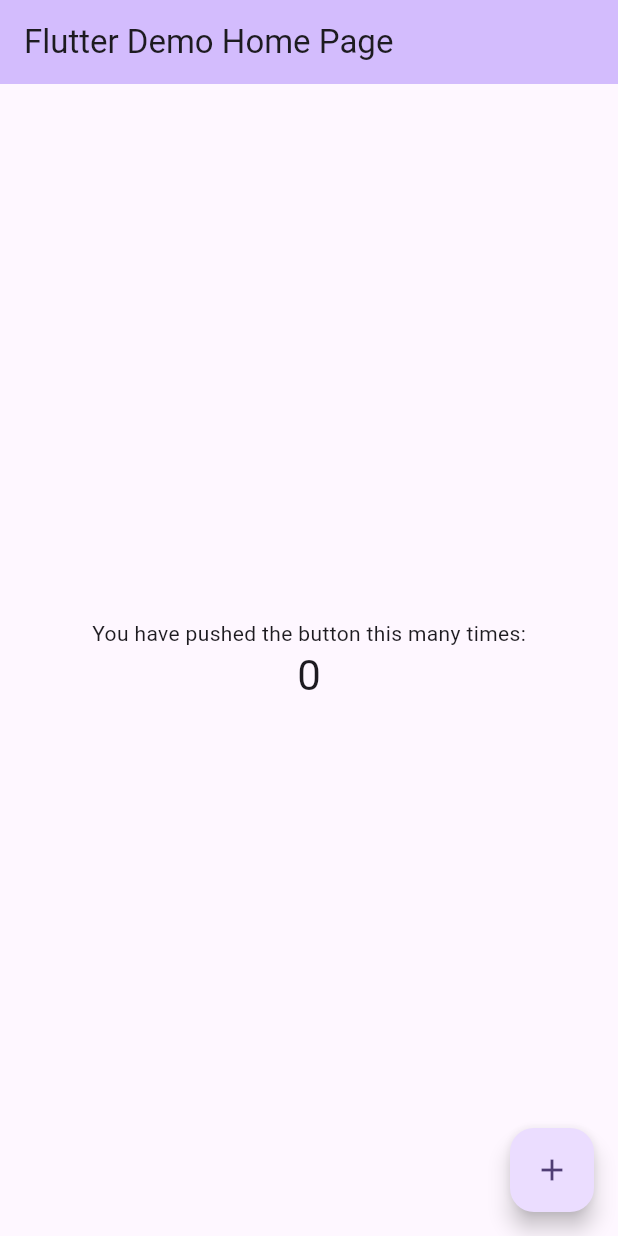
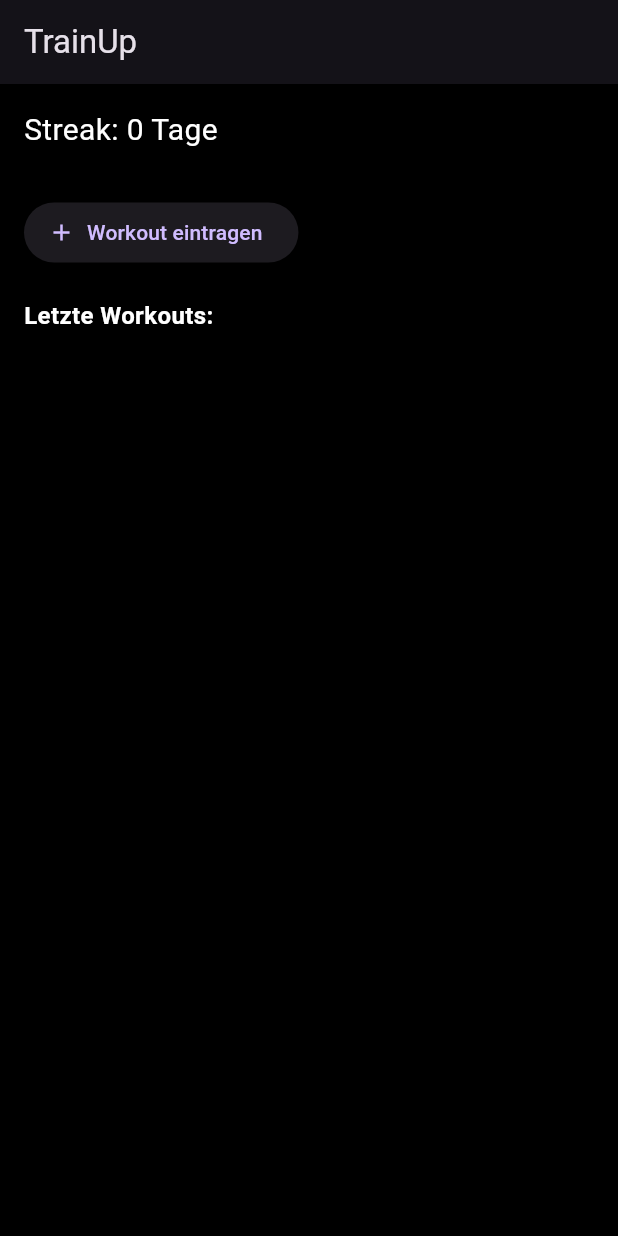
Before and after one commit to Timolus/TrainUp_flutter, a Flutter app: the screen it shows after launch, on a phone screen of 412 x 824 dp. Run offline on Flutter 3.47's test engine with Material 3 defaults, Android fonts, the phone set to English and light mode, and no system bars; our stand-ins replace flutter_local_notifications, shared_preferences.

Commit message:
TrainUp v0.1 with streak and basic UI

```diff
--- a/lib/main.dart
+++ b/lib/main.dart
@@ -1,122 +1,125 @@
+// TrainUp v0.1 – Flutter App
+// Funktionen: Workout-Eingabe, Kalorien-Tracking, Streak-System, einstellbare Benachrichtigungen, Wochen-/Monatsrückblick
+
 import 'package:flutter/material.dart';
+import 'package:shared_preferences/shared_preferences.dart';
+import 'package:flutter_local_notifications/flutter_local_notifications.dart';
+import 'package:intl/intl.dart';
 
-void main() {
-  runApp(const MyApp());
-}
+void main() => runApp(const TrainUpApp());
 
-class MyApp extends StatelessWidget {
-  const MyApp({super.key});
+class TrainUpApp extends StatelessWidget {
+  const TrainUpApp({super.key});
 
-  // This widget is the root of your application.
   @override
   Widget build(BuildContext context) {
     return MaterialApp(
-      title: 'Flutter Demo',
-      theme: ThemeData(
-        // This is the theme of your application.
-        //
-        // TRY THIS: Try running your application with "flutter run". You'll see
-        // the application has a purple toolbar. Then, without quitting the app,
-        // try changing the seedColor in the colorScheme below to Colors.green
-        // and then invoke "hot reload" (save your changes or press the "hot
-        // reload" button in a Flutter-supported IDE, or press "r" if you used
-        // the command line to start the app).
-        //
-        // Notice that the counter didn't reset back to zero; the application
-        // state is not lost during the reload. To reset the state, use hot
-        // restart instead.
-        //
-        // This works for code too, not just values: Most code changes can be
-        // tested with just a hot reload.
-        colorScheme: ColorScheme.fromSeed(seedColor: Colors.deepPurple),
+      title: 'TrainUp',
+      theme: ThemeData.dark().copyWith(
+        primaryColor: Colors.green,
+        scaffoldBackgroundColor: Colors.black,
+        textTheme: const TextTheme(bodyMedium: TextStyle(fontSize: 16)),
       ),
-      home: const MyHomePage(title: 'Flutter Demo Home Page'),
+      home: const HomePage(),
     );
   }
 }
 
-class MyHomePage extends StatefulWidget {
-  const MyHomePage({super.key, required this.title});
-
-  // This widget is the home page of your application. It is stateful, meaning
-  // that it has a State object (defined below) that contains fields that affect
-  // how it looks.
-
-  // This class is the configuration for the state. It holds the values (in this
-  // case the title) provided by the parent (in this case the App widget) and
-  // used by the build method of the State. Fields in a Widget subclass are
-  // always marked "final".
-
-  final String title;
+class HomePage extends StatefulWidget {
+  const HomePage({super.key});
 
   @override
-  State<MyHomePage> createState() => _MyHomePageState();
+  State<HomePage> createState() => _HomePageState();
 }
 
-class _MyHomePageState extends State<MyHomePage> {
-  int _counter = 0;
+class _HomePageState extends State<HomePage> {
+  final _workouts = <String>[];
+  int _streak = 0;
+  DateTime? _lastWorkout;
 
-  void _incrementCounter() {
+  final _prefs = SharedPreferences.getInstance();
+
+  @override
+  void initState() {
+    super.initState();
+    _loadData();
+  }
+
+  Future<void> _loadData() async {
+    final prefs = await _prefs;
     setState(() {
-      // This call to setState tells the Flutter framework that something has
-      // changed in this State, which causes it to rerun the build method below
-      // so that the display can reflect the updated values. If we changed
-      // _counter without calling setState(), then the build method would not be
-      // called again, and so nothing would appear to happen.
-      _counter++;
+      _streak = prefs.getInt('streak') ?? 0;
+      final lastDate = prefs.getString('lastWorkout');
+      if (lastDate != null) _lastWorkout = DateTime.tryParse(lastDate);
     });
+  }
+
+  Future<void> _saveWorkout(String workout) async {
+    final prefs = await _prefs;
+    final now = DateTime.now();
+    if (_lastWorkout == null || now.difference(_lastWorkout!).inDays >= 1) {
+      _streak++;
+      _lastWorkout = now;
+      await prefs.setInt('streak', _streak);
+      await prefs.setString('lastWorkout', now.toIso8601String());
+    }
+    setState(() => _workouts.add(workout));
+  }
+
+  void _showWorkoutDialog() {
+    final controller = TextEditingController();
+    showDialog(
+      context: context,
+      builder: (_) => AlertDialog(
+        title: const Text('Workout eintragen'),
+        content: TextField(
+          controller: controller,
+          decoration: const InputDecoration(hintText: 'z.B. Laufen – 30 Min'),
+        ),
+        actions: [
+          TextButton(
+            child: const Text('Speichern'),
+            onPressed: () {
+              _saveWorkout(controller.text);
+              Navigator.pop(context);
+            },
+          )
+        ],
+      ),
+    );
   }
 
   @override
   Widget build(BuildContext context) {
-    // This method is rerun every time setState is called, for instance as done
-    // by the _incrementCounter method above.
-    //
-    // The Flutter framework has been optimized to make rerunning build methods
-    // fast, so that you can just rebuild anything that needs updating rather
-    // than having to individually change instances of widgets.
+    final df = DateFormat('dd.MM.yyyy');
     return Scaffold(
-      appBar: AppBar(
-        // TRY THIS: Try changing the color here to a specific color (to
-        // Colors.amber, perhaps?) and trigger a hot reload to see the AppBar
-        // change color while the other colors stay the same.
-        backgroundColor: Theme.of(context).colorScheme.inversePrimary,
-        // Here we take the value from the MyHomePage object that was created by
-        // the App.build method, and use it to set our appbar title.
-        title: Text(widget.title),
-      ),
-      body: Center(
-        // Center is a layout widget. It takes a single child and positions it
-        // in the middle of the parent.
+      appBar: AppBar(title: const Text('TrainUp')),
+      body: Padding(
+        padding: const EdgeInsets.all(16),
         child: Column(
-          // Column is also a layout widget. It takes a list of children and
-          // arranges them vertically. By default, it sizes itself to fit its
-          // children horizontally, and tries to be as tall as its parent.
-          //
-          // Column has various properties to control how it sizes itself and
-          // how it positions its children. Here we use mainAxisAlignment to
-          // center the children vertically; the main axis here is the vertical
-          // axis because Columns are vertical (the cross axis would be
-          // horizontal).
-          //
-          // TRY THIS: Invoke "debug painting" (choose the "Toggle Debug Paint"
-          // action in the IDE, or press "p" in the console), to see the
-          // wireframe for each widget.
-          mainAxisAlignment: MainAxisAlignment.center,
-          children: <Widget>[
-            const Text('You have pushed the button this many times:'),
-            Text(
-              '$_counter',
-              style: Theme.of(context).textTheme.headlineMedium,
+          crossAxisAlignment: CrossAxisAlignment.start,
+          children: [
+            Text('Streak: $_streak Tage', style: const TextStyle(fontSize: 20)),
+            const SizedBox(height: 10),
+            if (_lastWorkout != null)
+              Text('Letztes Training: ${df.format(_lastWorkout!)}'),
+            const SizedBox(height: 20),
+            ElevatedButton.icon(
+              icon: const Icon(Icons.add),
+              label: const Text('Workout eintragen'),
+              onPressed: _showWorkoutDialog,
+            ),
+            const SizedBox(height: 20),
+            const Text('Letzte Workouts:', style: TextStyle(fontWeight: FontWeight.bold)),
+            Expanded(
+              child: ListView.builder(
+                itemCount: _workouts.length,
+                itemBuilder: (_, i) => ListTile(title: Text(_workouts[i])),
+              ),
             ),
           ],
         ),
       ),
-      floatingActionButton: FloatingActionButton(
-        onPressed: _incrementCounter,
-        tooltip: 'Increment',
-        child: const Icon(Icons.add),
-      ), // This trailing comma makes auto-formatting nicer for build methods.
     );
   }
 }
```
